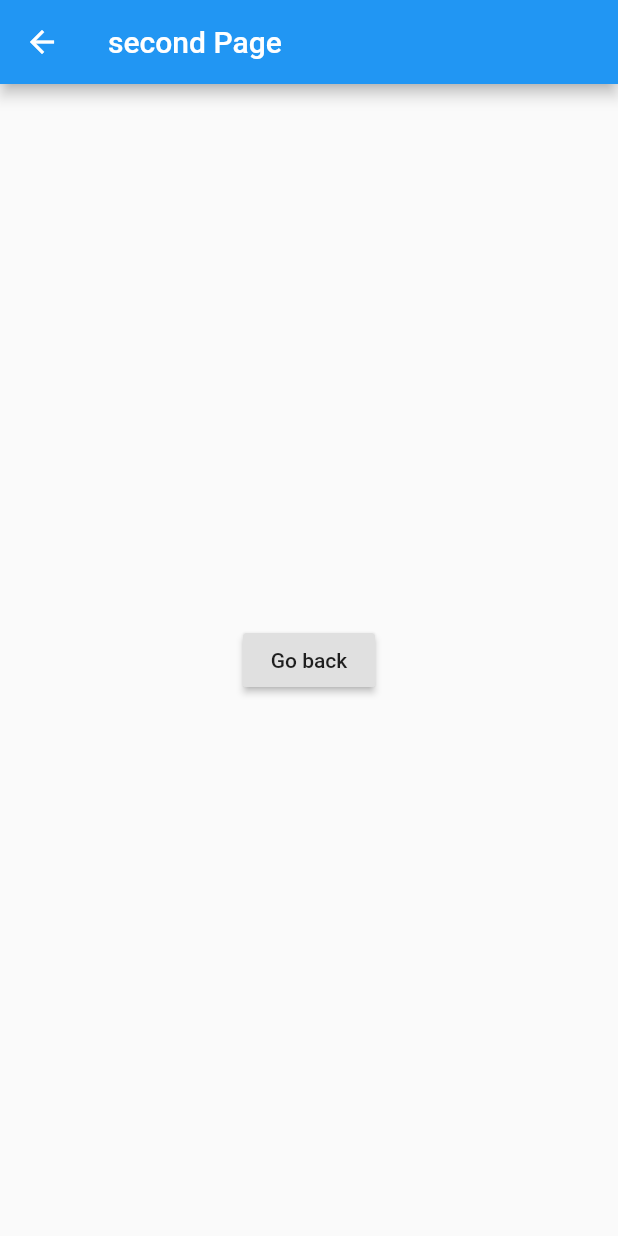
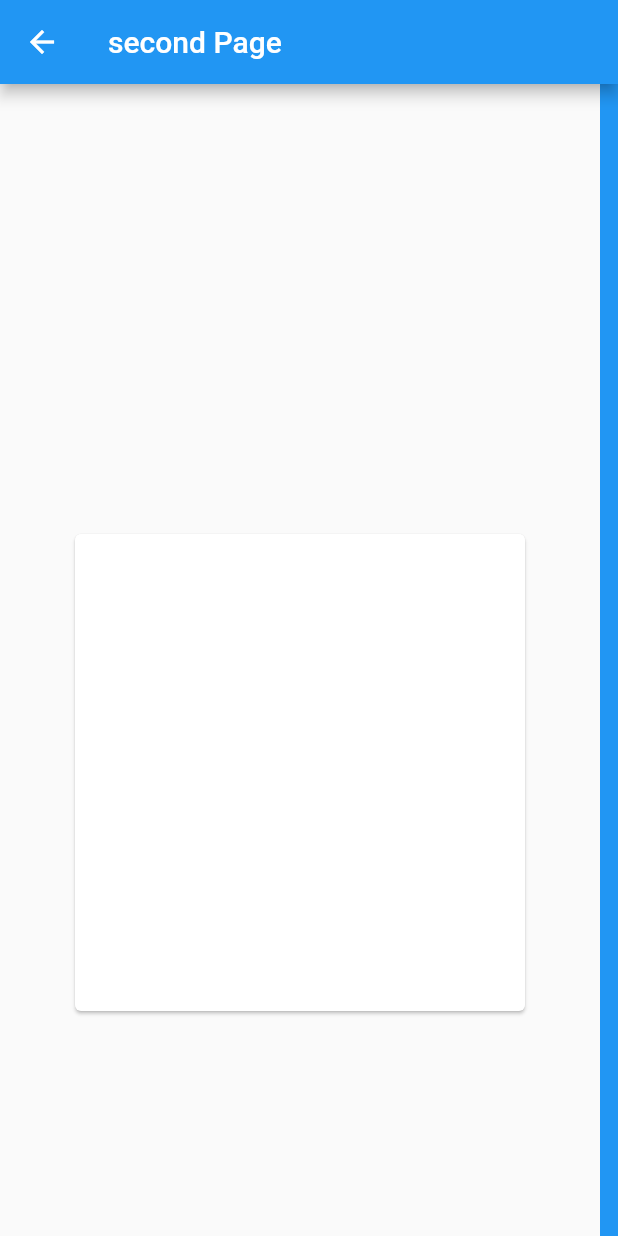
Before and after one commit to reiji012/flutter_demo, a Flutter app: the SecondPage screen opened directly, on a phone screen of 412 x 824 dp. Run offline on Flutter 3.47's test engine with Material 2 defaults, Android fonts, the phone set to English and light mode, and no system bars.

Commit message:
カード作成

```diff
--- a/flutter_app/lib/SecondPage.dart
+++ b/flutter_app/lib/SecondPage.dart
@@ -2,15 +2,52 @@ import 'package:flutter/material.dart';
 
 class SecondPage extends StatelessWidget {
   Widget build(BuildContext context) {
+
+    final Size size = MediaQuery.of(context).size;
+
     // TODO: implement build
     return Scaffold(
       appBar: AppBar(title: const Text('second Page')),
       body: Center(
-        child: RaisedButton(
-          onPressed: () {
-            Navigator.pop(context);
-          },
-          child: Text('Go back'),
+        child: ListView(
+          // This next line does the trick.
+          scrollDirection: Axis.horizontal,
+          children: <Widget>[
+            Card(
+              child: InkWell(
+                splashColor: Colors.blue.withAlpha(30),
+                onTap: () {
+                  print('Card tapped.');
+                },
+                child: Container(
+                  height: 300,
+                  width: 300,
+                ),
+              ),
+              margin: EdgeInsets.only(
+                top: 300,
+                bottom: 150,
+                left: 50,
+                right: 50,
+              ),
+            ),
+            Container(
+              width: 160.0,
+              color: Colors.blue,
+            ),
+            Container(
+              width: 160.0,
+              color: Colors.green,
+            ),
+            Container(
+              width: 160.0,
+              color: Colors.yellow,
+            ),
+            Container(
+              width: 160.0,
+              color: Colors.orange,
+            ),
+          ],
         ),
       ),
     );
```
